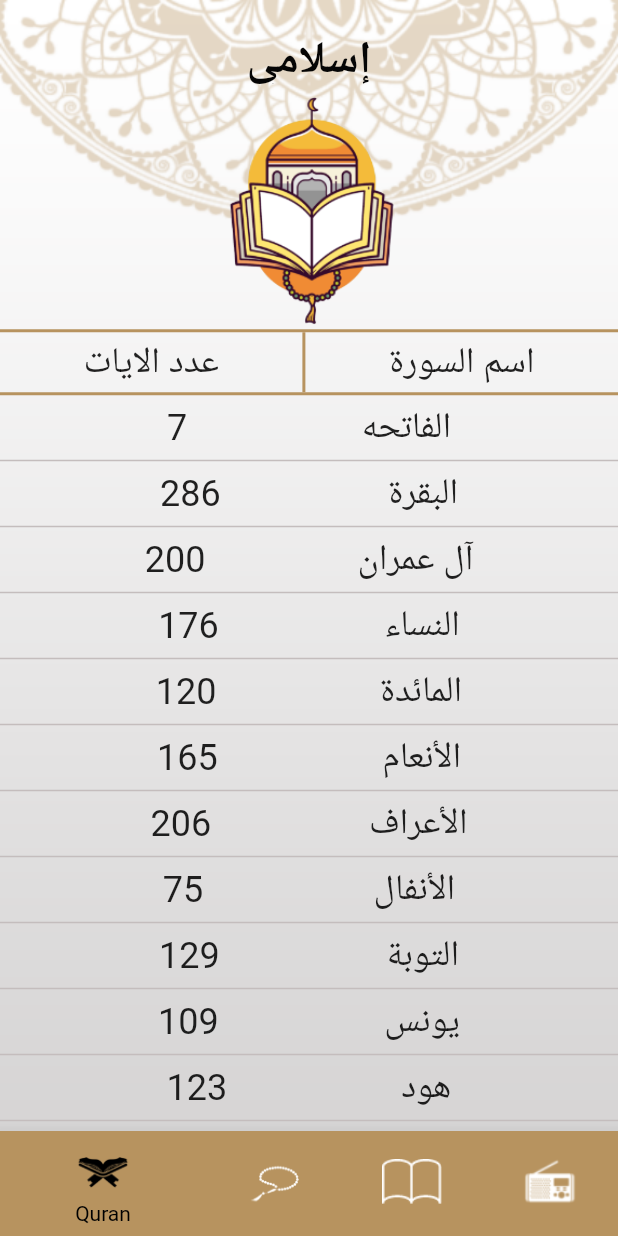
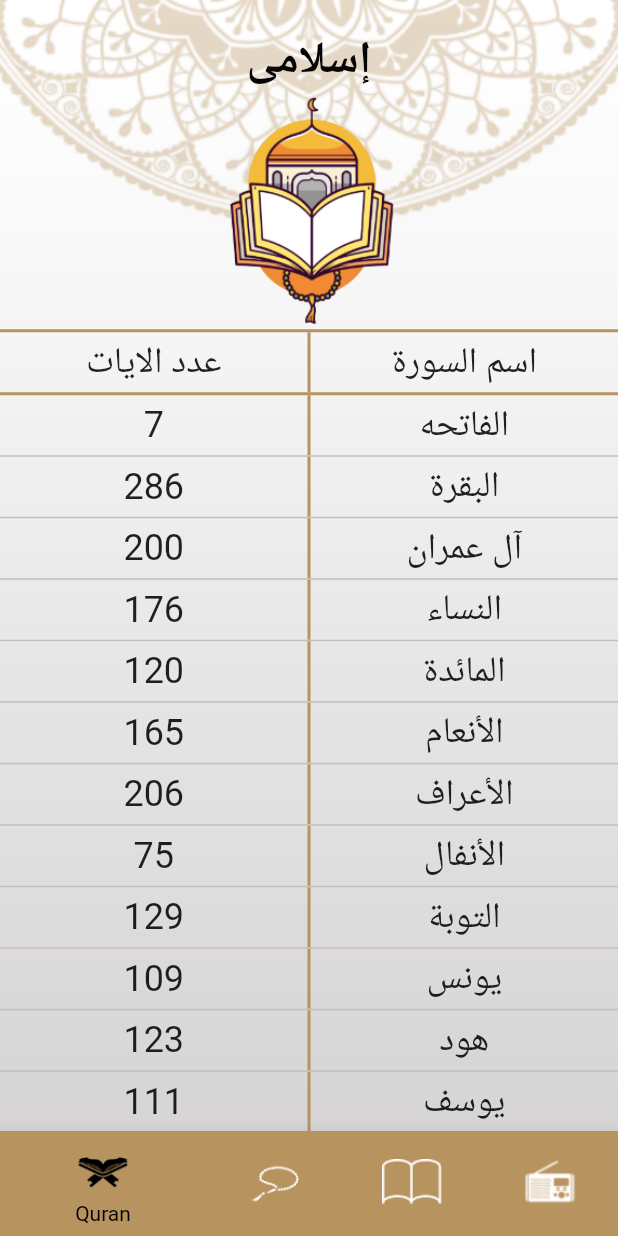
Before and after one commit to ashrafdiab96/Islami_App_Flutter, a Flutter app: the screen it shows after launch, on a phone screen of 412 x 824 dp. Run offline on Flutter 3.47's test engine with Material 2 defaults, Android fonts, the phone set to English and light mode, and no system bars.

Commit message:
Edit quran tab design

```diff
--- a/lib/quran/quranTab.dart
+++ b/lib/quran/quranTab.dart
@@ -43,18 +43,30 @@ class QuranTab extends StatelessWidget {
           child: Row(
             mainAxisAlignment: MainAxisAlignment.spaceEvenly,
             children: [
-              Text(
-                'عدد الايات',
-                style: TextStyle(fontSize: 24),
+              Expanded(
+                flex: 1,
+                child: Container(
+                  child: Text(
+                    'عدد الايات',
+                    style: TextStyle(fontSize: 24,),
+                    textAlign: TextAlign.center,
+                  ),
+                ),
               ),
               Container(
                 height: 40,
                 width: 2,
                 color: MyThemeData.primaryColor,
               ),
-              Text(
-                'اسم السورة',
-                style: TextStyle(fontSize: 24),
+              Expanded(
+                flex: 1,
+                child: Container(
+                  child: Text(
+                    'اسم السورة',
+                    style: TextStyle(fontSize: 24,),
+                    textAlign: TextAlign.center,
+                  ),
+                ),
               ),
             ],
           )
--- a/lib/quran/soraNameItem.dart
+++ b/lib/quran/soraNameItem.dart
@@ -1,6 +1,8 @@
 import 'package:flutter/cupertino.dart';
 import 'package:flutter/material.dart';
 import 'package:islami/quran/soraDetails.dart';
+
+import '../main.dart';
 
 class SoraNameItem extends StatelessWidget {
   String? soraName;
@@ -21,18 +23,29 @@ class SoraNameItem extends StatelessWidget {
       child: Row(
         mainAxisAlignment: MainAxisAlignment.spaceEvenly,
         children: [
-          Container(
-            padding: EdgeInsets.all(5),
-            child: Text(
-              '$soraAya',
-              style: TextStyle(fontSize: 24),
-            ),
+          Expanded(
+            flex: 1,
+            child: Container(
+              child: Text(
+                '$soraAya',
+                style: TextStyle(fontSize: 24,),
+                textAlign: TextAlign.center,
+              ),
+            )
           ),
           Container(
-            padding: EdgeInsets.all(5),
-            child: Text(
-              '$soraName',
-              style: TextStyle(fontSize: 24),
+            height: 40,
+            width: 2,
+            color: MyThemeData.primaryColor,
+          ),
+          Expanded(
+            flex: 1,
+            child: Container(
+              child: Text(
+                '$soraName',
+                style: TextStyle(fontSize: 24,),
+                textAlign: TextAlign.center,
+              ),
             ),
           ),
         ],
```
